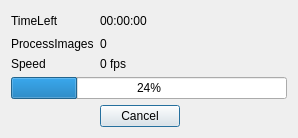
The window that avidemux/qt4/ADM_userInterfaces/ADM_dialog/processing.ui (mean00/avidemux2) describes before a commit, drawn with Qt 5.
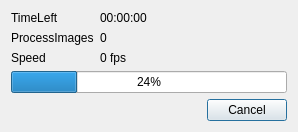
The same window after the commit.

Commit message: [Qt/processing] Simplify dialog, replace custom button for cancel with a standard dialog button box

The edit to the form file:
```diff
--- a/avidemux/qt4/ADM_userInterfaces/ADM_dialog/processing.ui
+++ b/avidemux/qt4/ADM_userInterfaces/ADM_dialog/processing.ui
@@ -14,67 +14,19 @@
    <string>Dialog</string>
   </property>
   <layout class="QGridLayout" name="gridLayout">
-   <item row="5" column="1" colspan="2">
-    <spacer name="verticalSpacer">
-     <property name="orientation">
-      <enum>Qt::Vertical</enum>
-     </property>
-     <property name="sizeHint" stdset="0">
-      <size>
-       <width>20</width>
-       <height>40</height>
-      </size>
-     </property>
-    </spacer>
-   </item>
-   <item row="4" column="1">
-    <widget class="QPushButton" name="cancelButton">
-     <property name="text">
-      <string>Cancel</string>
-     </property>
-    </widget>
-   </item>
-   <item row="0" column="0">
-    <widget class="QLabel" name="label">
-     <property name="text">
-      <string>TimeLeft</string>
-     </property>
-    </widget>
-   </item>
    <item row="0" column="1">
     <widget class="QLabel" name="labelTimeLeft">
+     <property name="sizePolicy">
+      <sizepolicy hsizetype="Expanding" vsizetype="Preferred">
+       <horstretch>0</horstretch>
+       <verstretch>0</verstretch>
+      </sizepolicy>
+     </property>
      <property name="text">
       <string>00:00:00</string>
      </property>
     </widget>
    </item>
-   <item row="1" column="0">
-    <widget class="QLabel" name="labelImages_xx">
-     <property name="text">
-      <string>ProcessImages</string>
-     </property>
-    </widget>
-   </item>
-   <item row="0" column="2">
-    <spacer name="horizontalSpacer">
-     <property name="orientation">
-      <enum>Qt::Horizontal</enum>
-     </property>
-     <property name="sizeHint" stdset="0">
-      <size>
-       <width>40</width>
-       <height>20</height>
-      </size>
-     </property>
-    </spacer>
-   </item>
-   <item row="3" column="0" colspan="3">
-    <widget class="QProgressBar" name="progressBar">
-     <property name="value">
-      <number>24</number>
-     </property>
-    </widget>
-   </item>
    <item row="1" column="1">
     <widget class="QLabel" name="labelImages">
      <property name="text">
@@ -82,10 +34,17 @@
      </property>
     </widget>
    </item>
-   <item row="2" column="0">
-    <widget class="QLabel" name="label_2">
+   <item row="3" column="0" colspan="2">
+    <widget class="QProgressBar" name="progressBar">
+     <property name="value">
+      <number>24</number>
+     </property>
+    </widget>
+   </item>
+   <item row="0" column="0">
+    <widget class="QLabel" name="label">
      <property name="text">
-      <string>Speed</string>
+      <string>TimeLeft</string>
      </property>
     </widget>
    </item>
@@ -96,6 +55,27 @@
      </property>
     </widget>
    </item>
+   <item row="2" column="0">
+    <widget class="QLabel" name="label_2">
+     <property name="text">
+      <string>Speed</string>
+     </property>
+    </widget>
+   </item>
+   <item row="1" column="0">
+    <widget class="QLabel" name="labelImages_xx">
+     <property name="text">
+      <string>ProcessImages</string>
+     </property>
+    </widget>
+   </item>
+   <item row="4" column="0" colspan="2">
+    <widget class="QDialogButtonBox" name="buttonBox">
+     <property name="standardButtons">
+      <set>QDialogButtonBox::Cancel</set>
+     </property>
+    </widget>
+   </item>
   </layout>
  </widget>
  <resources/>
```
The commit also changes 2 other files.
